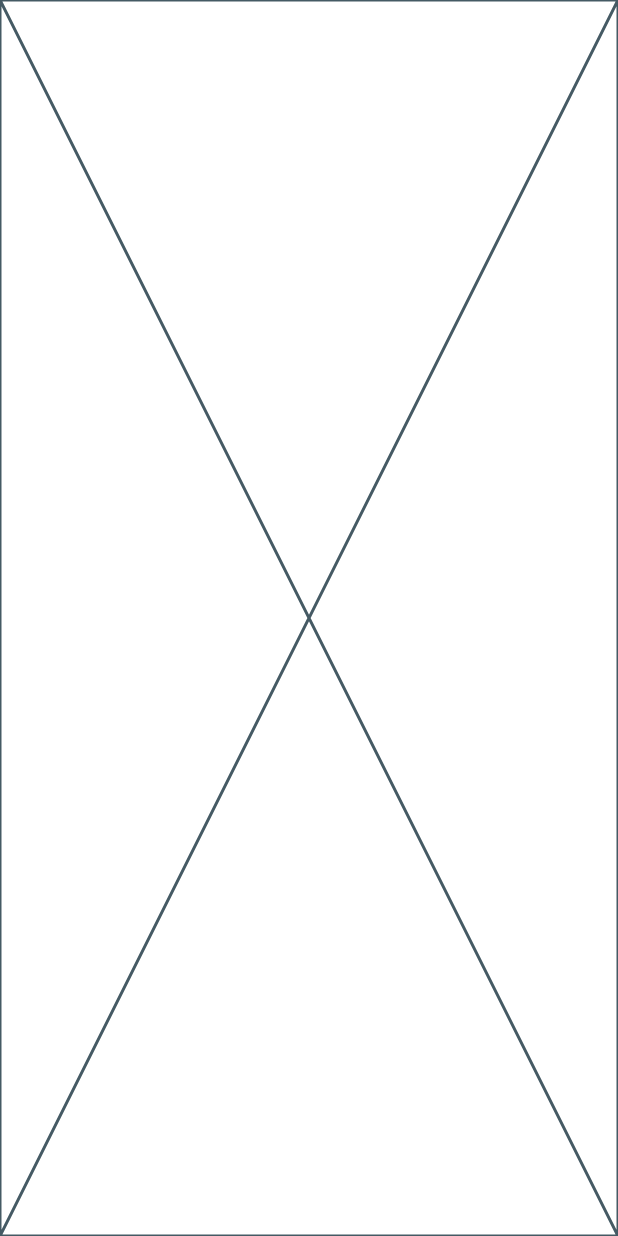
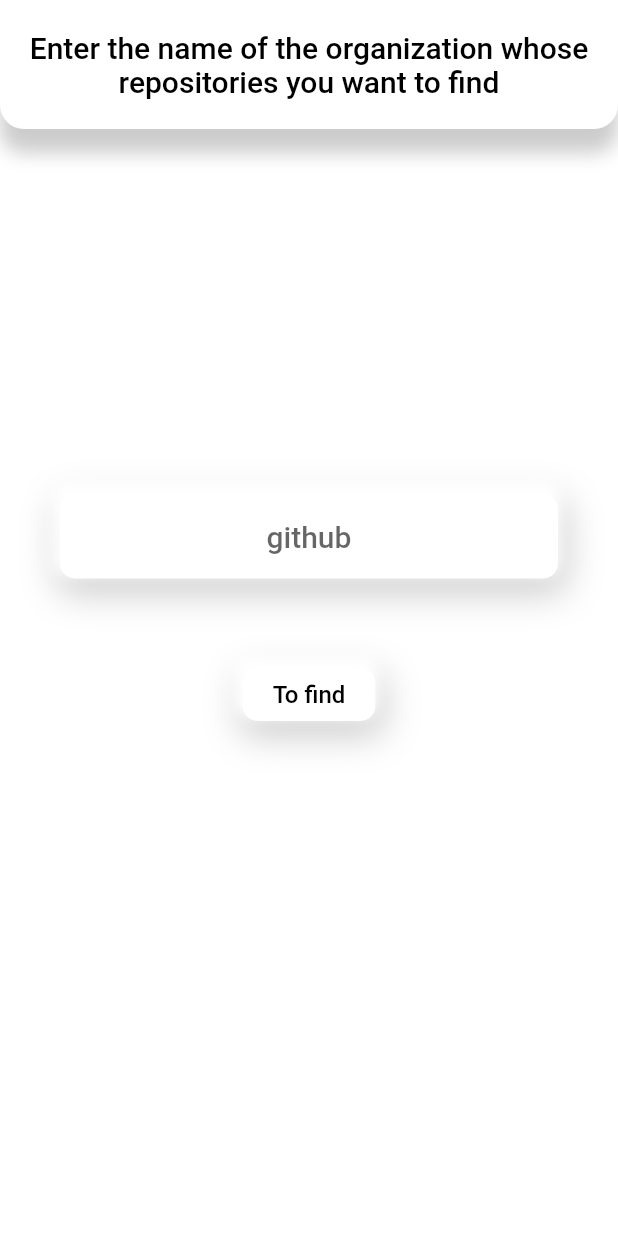
Before and after one commit to VadimKV44/github_repositories, a Flutter app: the screen it shows after launch, on a phone screen of 412 x 824 dp. Run offline on Flutter 3.47's test engine with Material 2 defaults, Android fonts, the phone set to English and light mode, and no system bars.

Commit message:
Creating an interface

```diff
--- /dev/null
+++ b/lib/consts/colors.dart
@@ -0,0 +1,7 @@
+import 'package:flutter/material.dart';
+
+abstract class MainColors {
+  static const Color kWhiteColor = Colors.white;
+  static const Color kBlackColor = Colors.black;
+  static const Color kGreyColor = Colors.grey;
+}
--- /dev/null
+++ b/lib/consts/strings.dart
@@ -0,0 +1,15 @@
+abstract class Strings {
+  static const String enterNameOrganization = "Enter the name of the organization whose repositories you want to find";
+  static const String github = "github";
+  static const String toFind = "To find";
+  static const String accountCreated = "Account created:";
+  static const String type = "Type: ";
+  static const String publicRepos = "Public repositories: ";
+  static const String followers = "Followers: ";
+  static const String following = "Following: ";
+  static const String language = "Language: ";
+  static const String visibility = "Visibility: ";
+  static const String forks = "Forks:";
+  static const String watchers = "Watchers: ";
+  static const String defaultBranch = "Default branch: ";
+}
--- /dev/null
+++ b/lib/consts/styles.dart
@@ -0,0 +1,21 @@
+import 'package:flutter/material.dart';
+import 'package:github_repositories/consts/colors.dart';
+
+abstract class MainStyles {
+
+  static TextStyle kBlackColorW500(double fontSize) {
+    return TextStyle(
+      fontSize: fontSize,
+      fontWeight: FontWeight.w500,
+      color: MainColors.kBlackColor,
+    );
+  }
+
+  static TextStyle kGreyColorW500(double fontSize) {
+    return TextStyle(
+      fontSize: fontSize,
+      fontWeight: FontWeight.w500,
+      color: MainColors.kGreyColor,
+    );
+  }
+}
--- a/lib/main.dart
+++ b/lib/main.dart
@@ -1,4 +1,5 @@
 import 'package:flutter/material.dart';
+import 'package:github_repositories/screens/search_repository_screen.dart';
 
 void main() {
   runApp(const MyApp());
@@ -10,7 +11,7 @@ class MyApp extends StatelessWidget {
   @override
   Widget build(BuildContext context) {
     return const MaterialApp(
-      home: Placeholder(),
+      home: SearchRepositoryScreen(),
     );
   }
 }
--- /dev/null
+++ b/lib/screens/search_repository_screen.dart
@@ -0,0 +1,83 @@
+import 'package:flutter/material.dart';
+import 'package:github_repositories/consts/colors.dart';
+import 'package:github_repositories/consts/strings.dart';
+import 'package:github_repositories/consts/styles.dart';
+import 'package:github_repositories/screens/repository_info_screen.dart';
+import 'package:github_repositories/widgets/custom_button_widget.dart';
+import 'package:github_repositories/widgets/custom_text_field_widget.dart';
+
+class SearchRepositoryScreen extends StatefulWidget {
+  const SearchRepositoryScreen({super.key});
+
+  @override
+  State<SearchRepositoryScreen> createState() => _SearchRepositoryScreenState();
+}
+
+class _SearchRepositoryScreenState extends State<SearchRepositoryScreen> {
+  final TextEditingController _controller = TextEditingController();
+
+  @override
+  void dispose() {
+    _controller.dispose();
+    super.dispose();
+  }
+
+  @override
+  Widget build(BuildContext context) {
+    return GestureDetector(
+      onTap: () => FocusScope.of(context).requestFocus(FocusNode()),
+      child: Scaffold(
+        backgroundColor: MainColors.kWhiteColor,
+        body: SafeArea(
+          child: Stack(
+            children: [
+              Container(
+                decoration: BoxDecoration(
+                  color: MainColors.kWhiteColor,
+                  borderRadius: const BorderRadius.only(
+                    bottomLeft: Radius.circular(16.0),
+                    bottomRight: Radius.circular(16.0),
+                  ),
+                  boxShadow: [
+                    BoxShadow(
+                      color: MainColors.kBlackColor.withOpacity(0.2),
+                      spreadRadius: 0,
+                      blurRadius: 10,
+                      offset: const Offset(0, 16),
+                    ),
+                  ],
+                ),
+                child: Padding(
+                  padding: const EdgeInsets.symmetric(vertical: 20.0),
+                  child: Text(
+                    Strings.enterNameOrganization,
+                    textAlign: TextAlign.center,
+                    style: MainStyles.kBlackColorW500(20.0),
+                  ),
+                ),
+              ),
+              ListView(
+                children: [
+                  SizedBox(height: (MediaQuery.of(context).size.height / 2.5)),
+                  CustomTextFieldWidget(controller: _controller),
+                  const SizedBox(height: 60.0),
+                  Row(
+                    mainAxisAlignment: MainAxisAlignment.center,
+                    children: [
+                      CustomButtonWidget(
+                        onTap: () {
+                          Navigator.push(context, MaterialPageRoute(builder: (context) => const RepositoryInfoScreen()));
+                        },
+                        text: Strings.toFind,
+                      ),
+                    ],
+                  ),
+                ],
+              ),
+            ],
+          ),
+        ),
+      ),
+    );
+  }
+}
--- /dev/null
+++ b/lib/widgets/bouncing_animation.dart
@@ -0,0 +1,63 @@
+import 'package:flutter/material.dart';
+
+class BouncingAnimation extends StatefulWidget {
+  final Widget? child;
+  final VoidCallback onTap;
+
+  const BouncingAnimation({
+    required this.child,
+    Key? key,
+    required this.onTap,
+  })  : assert(child != null),
+        super(key: key);
+
+  @override
+  _BouncingAnimationState createState() => _BouncingAnimationState();
+}
+
+class _BouncingAnimationState extends State<BouncingAnimation> with SingleTickerProviderStateMixin {
+  late double _scale;
+  late AnimationController _controller;
+
+  @override
+  void initState() {
+    super.initState();
+    _controller = AnimationController(
+      vsync: this,
+      duration: const Duration(milliseconds: 100),
+      lowerBound: 0.0,
+      upperBound: 0.1,
+    );
+    _controller.addListener(() {
+      setState(() {});
+    });
+  }
+
+  @override
+  void dispose() {
+    _controller.dispose();
+    super.dispose();
+  }
+
+  @override
+  Widget build(BuildContext context) {
+    _scale = 1 - _controller.value;
+    return Listener(
+      onPointerDown: (PointerDownEvent event) {
+        if (widget.onTap != null) {
+          _controller.forward();
+        }
+      },
+      onPointerUp: (PointerUpEvent event) {
+        if (widget.onTap != null) {
+          _controller.reverse();
+          widget.onTap();
+        }
+      },
+      child: Transform.scale(
+        scale: _scale,
+        child: widget.child,
+      ),
+    );
+  }
+}
--- /dev/null
+++ b/lib/widgets/custom_button_widget.dart
@@ -0,0 +1,48 @@
+import 'package:flutter/material.dart';
+import 'package:github_repositories/consts/colors.dart';
+import 'package:github_repositories/consts/styles.dart';
+import 'package:github_repositories/widgets/bouncing_animation.dart';
+
+class CustomButtonWidget extends StatelessWidget {
+  const CustomButtonWidget({
+    super.key,
+    required this.text,
+    required this.onTap,
+  });
+
+  final String text;
+  final void Function() onTap;
+
+  @override
+  Widget build(BuildContext context) {
+    return BouncingAnimation(
+      onTap: onTap,
+      child: Container(
+        margin: const EdgeInsets.symmetric(horizontal: 40.0),
+        padding: const EdgeInsets.symmetric(horizontal: 20.0, vertical: 8.0),
+        decoration: BoxDecoration(
+          color: MainColors.kWhiteColor,
+          borderRadius: BorderRadius.circular(10.0),
+          boxShadow: [
+            BoxShadow(
+              color: MainColors.kBlackColor.withOpacity(0.2),
+              spreadRadius: 4,
+              blurRadius: 20,
+              offset: const Offset(2, 6),
+            ),
+            const BoxShadow(
+              color: MainColors.kWhiteColor,
+              spreadRadius: 4,
+              blurRadius: 8,
+              offset: Offset(-2, -6),
+            ),
+          ],
+        ),
+        child: Text(
+          text,
+          style: MainStyles.kBlackColorW500(16.0),
+        ),
+      ),
+    );
+  }
+}
--- /dev/null
+++ b/lib/widgets/custom_text_field_widget.dart
@@ -0,0 +1,50 @@
+import 'package:flutter/material.dart';
+import 'package:github_repositories/consts/colors.dart';
+import 'package:github_repositories/consts/strings.dart';
+import 'package:github_repositories/consts/styles.dart';
+
+class CustomTextFieldWidget extends StatelessWidget {
+  const CustomTextFieldWidget({super.key, required this.controller,});
+
+  final TextEditingController controller;
+
+  @override
+  Widget build(BuildContext context) {
+    return Container(
+      margin: const EdgeInsets.symmetric(horizontal: 40.0),
+      padding: const EdgeInsets.symmetric(horizontal: 10.0, vertical: 4.0),
+      decoration: BoxDecoration(
+        color: MainColors.kWhiteColor,
+        borderRadius: BorderRadius.circular(10.0),
+        boxShadow: [
+          BoxShadow(
+            color: MainColors.kBlackColor.withOpacity(0.2),
+            spreadRadius: 4,
+            blurRadius: 20,
+            offset: const Offset(2, 6),
+          ),
+          const BoxShadow(
+            color: MainColors.kWhiteColor,
+            spreadRadius: 4,
+            blurRadius: 8,
+            offset: Offset(-2, -6),
+          ),
+        ],
+      ),
+      child: TextField(
+        controller: controller,
+        textAlign: TextAlign.center,
+        cursorColor: MainColors.kBlackColor,
+        cursorHeight: 20.0,
+        cursorWidth: 4.0,
+        style: MainStyles.kBlackColorW500(20.0),
+        cursorRadius: const Radius.circular(6.0),
+        decoration: const InputDecoration(
+          hintText: Strings.github,
+          focusedBorder: InputBorder.none,
+          enabledBorder: InputBorder.none,
+        ),
+      ),
+    );
+  }
+}
```
Also changed, not shown: lib/screens/repository_info_screen.dart (added, +35 -0 lines), lib/widgets/profile_block_widget.dart (added, +88 -0 lines), lib/widgets/repository_item_widget.dart (added, +91 -0 lines).
